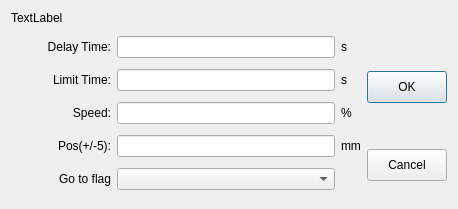
First picture: the form in hcinstruction/icautorunrevise.ui, repository dongdong-2009/3-5AxisRobot, before the edit.
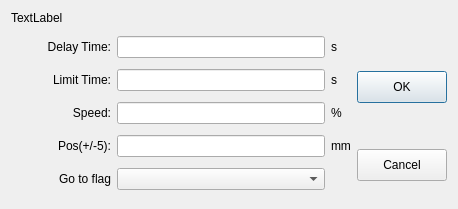
Second picture: the form after the edit. Custom widgets are drawn as their Qt base class.

What changed in the file:
```diff
--- a/hcinstruction/icautorunrevise.ui
+++ b/hcinstruction/icautorunrevise.ui
@@ -176,7 +176,7 @@
       <widget class="QDialogButtonBox" name="buttonBox">
        <property name="minimumSize">
         <size>
-         <width>80</width>
+         <width>90</width>
          <height>0</height>
         </size>
        </property>
```
